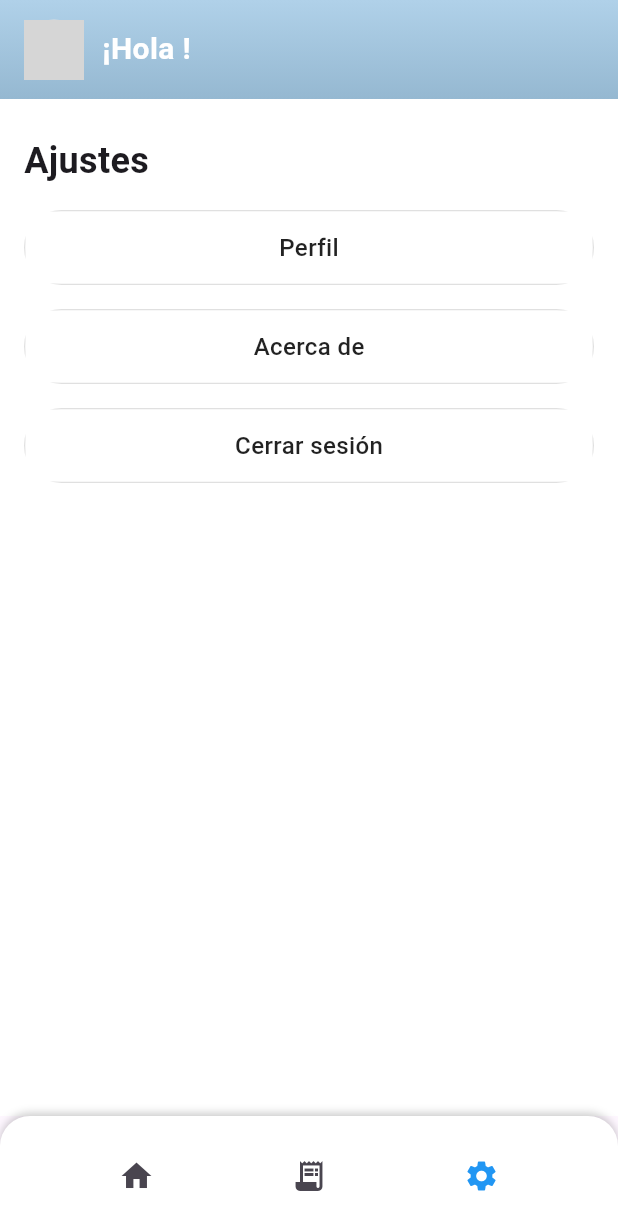
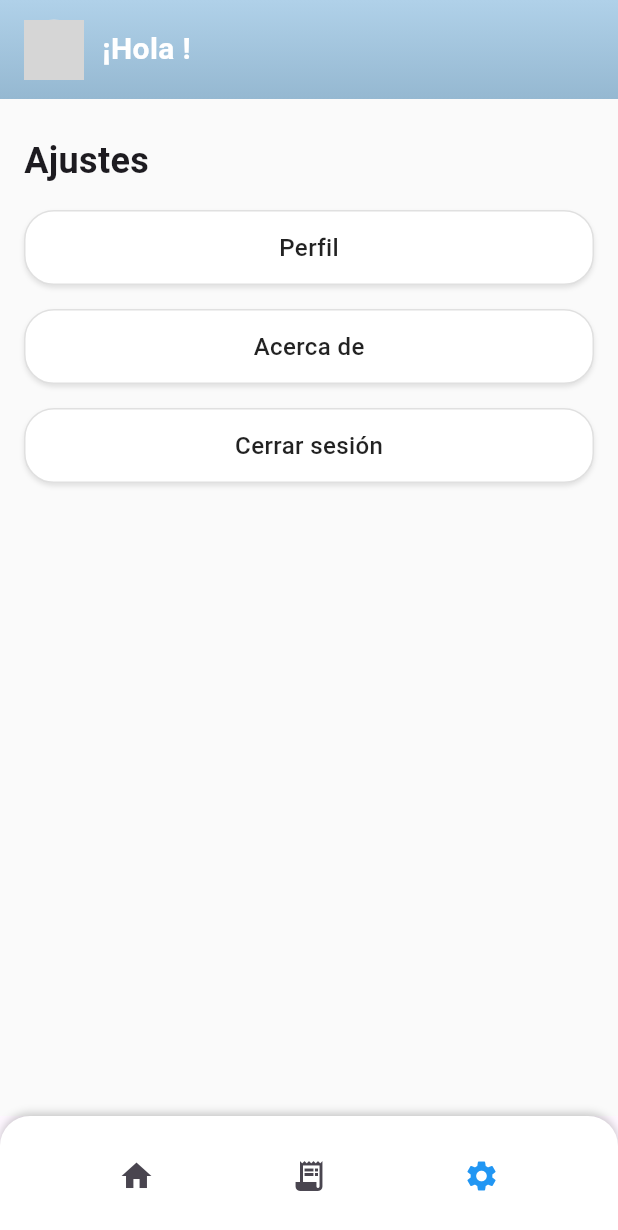
Before and after one commit to GerardoHP93/DigiRecibosTemporal, a Flutter app: the SettingsScreen screen opened directly, on a phone screen of 412 x 824 dp. Shown: the top 1230 px of the screen. Run offline on Flutter 3.47's test engine with Material 3 defaults, Android fonts, the phone set to English and light mode, and no system bars; our stand-ins replace cached_network_image, cloud_firestore, firebase_auth, firebase_core, firebase_storage, fl_chart and 5 more; missing offline and left inert: google_mlkit_text_recognition, pdf_render; accounts and stored records are empty; grey boxes are pictures that could not be loaded.

Commit message:
Rediseño de colroes COMPLETADO

```diff
--- a/lib/core/constants/app_colors.dart
+++ b/lib/core/constants/app_colors.dart
@@ -8,7 +8,7 @@ class AppColors {
   static const Color accentLight = Color(0xFF8BB8D4);
 
   // Colores de fondos
-  static const Color background = Colors.white;
+  static const Color background = Color(0xFFFAFAFA);
   static const Color cardBackground = Colors.white;
 
   // Colores de textos
--- a/lib/core/constants/app_dimens.dart
+++ b/lib/core/constants/app_dimens.dart
@@ -23,7 +23,7 @@ class AppDimens {
   static const double radiusL = 12.0;
   static const double radiusXL = 16.0;
   static const double radiusXXL = 20.0;
-  static const double radiusCircular = 25.0;
+  static const double radiusCircular = 20.0;
 
   // Tamaños de íconos
   static const double iconXS = 16.0;
--- a/lib/features/settings/screens/settings_screen.dart
+++ b/lib/features/settings/screens/settings_screen.dart
@@ -1,4 +1,6 @@
-// lib/features/settings/screens/settings_screen.dart
+// lib/features/settings/screens/settings_screen.dart - No necesita cambios
+// Este archivo está bien, ya que utiliza el widget SettingsButton que hemos modificado
+// El problema estaba en el widget SettingsButton, no en la pantalla que lo usa
 
 import 'package:flutter/material.dart';
 import 'package:firebase_auth/firebase_auth.dart';
@@ -136,6 +138,7 @@ class _SettingsScreenState extends State<SettingsScreen> {
   @override
   Widget build(BuildContext context) {
     return Scaffold(
+      resizeToAvoidBottomInset: false, // Agregado para evitar el desplazamiento del teclado
       body: DecorativeBackground(
         child: Column(
           crossAxisAlignment: CrossAxisAlignment.start,
--- a/lib/features/settings/widgets/settings_button.dart
+++ b/lib/features/settings/widgets/settings_button.dart
@@ -21,13 +21,22 @@ class SettingsButton extends StatelessWidget {
       width: double.infinity,
       height: AppDimens.buttonHeight,
       decoration: BoxDecoration(
+        color: AppColors.cardBackground,
+        borderRadius: BorderRadius.circular(AppDimens.radiusCircular), // Cambiado a radiusCircular para bordes más redondeados
         border: Border.all(color: Colors.black12),
-        borderRadius: BorderRadius.circular(AppDimens.radiusCircular),
+        boxShadow: [
+          BoxShadow(
+            color: AppColors.shadow.withOpacity(0.1),
+            blurRadius: AppDimens.elevationS,
+            offset: const Offset(0, 2),
+          ),
+        ],
       ),
       child: Material(
-        color: AppColors.background,
+        color: Colors.transparent,
+        borderRadius: BorderRadius.circular(AppDimens.radiusCircular), // Importante: aplicar el mismo radio al Material
         child: InkWell(
-          borderRadius: BorderRadius.circular(AppDimens.radiusCircular),
+          borderRadius: BorderRadius.circular(AppDimens.radiusCircular), // Importante: aplicar el mismo radio al InkWell
           onTap: onPressed,
           child: Center(
             child: Text(
--- a/lib/shared/widgets/decorative_background.dart
+++ b/lib/shared/widgets/decorative_background.dart
@@ -15,7 +15,7 @@ class DecorativeBackground extends StatelessWidget {
   Widget build(BuildContext context) {
     // Fondo limpio sin círculos
     return Container(
-      color: Colors.white,
+      color: AppColors.background,
       child: child,
     );
   }
```
